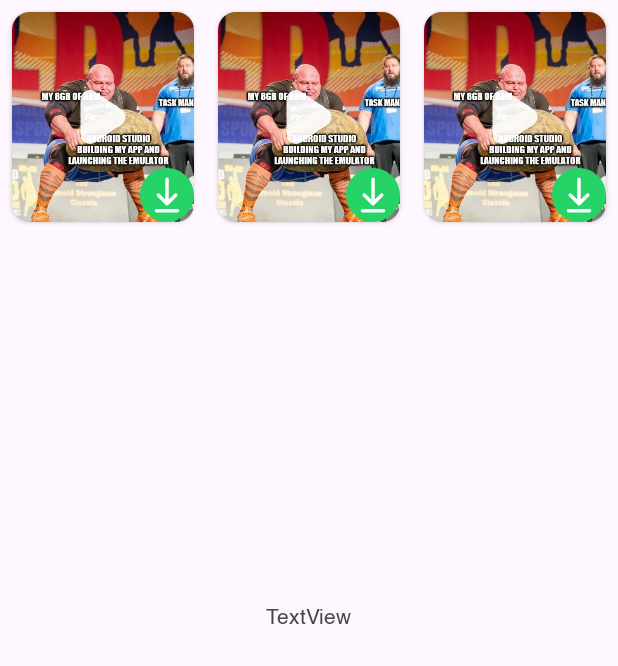
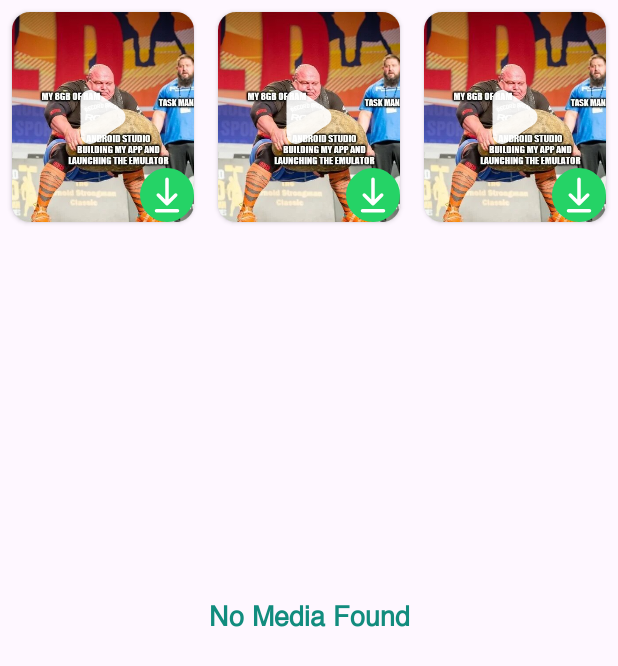
Before and after one commit to muhsan-javed/Status-Saver-Application, an Android app: the layout fragment_media.xml on its own in the app's theme, with its tools: preview values and no code run, on a phone screen of 412 x 824 dp. Shown: the top 666 px of the screen. Run offline under Robolectric (Android 15) with nearby library versions, the phone set to English and light mode, and no system bars.

Commit message:
Refresh UI

```diff
--- a/app/src/main/res/layout/fragment_media.xml
+++ b/app/src/main/res/layout/fragment_media.xml
@@ -19,15 +19,16 @@
         app:layout_constraintTop_toTopOf="parent"
         app:layout_constraintVertical_bias="0.5"
         app:spanCount="3"
-        tools:listitem="@layout/item_media">
-
-    </androidx.recyclerview.widget.RecyclerView>
+        tools:listitem="@layout/item_media" />
 
     <TextView
-        android:id="@+id/tempMedaiText"
+        android:id="@+id/tempMediaText"
         android:layout_width="wrap_content"
         android:layout_height="wrap_content"
-        android:text="TextView"
+        android:text="No Media Found"
+        android:textColor="@color/colorPrimary"
+        android:textStyle="bold"
+        android:textSize="18sp"
         app:layout_constraintBottom_toBottomOf="parent"
         app:layout_constraintEnd_toEndOf="parent"
         app:layout_constraintHorizontal_bias="0.5"
```
